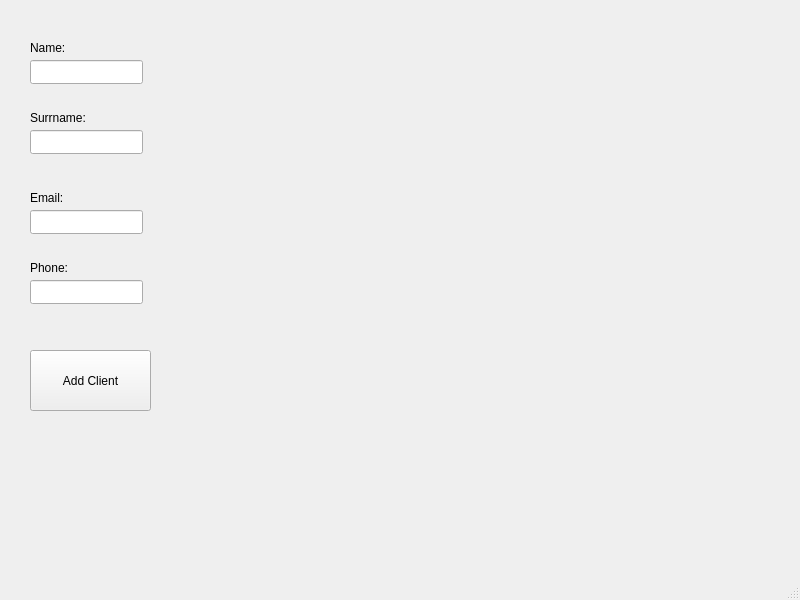
This is addclient.ui in sluchson/Projekt-Studia-HotelSystem as Qt 5 draws it before an edit. The edited form follows.
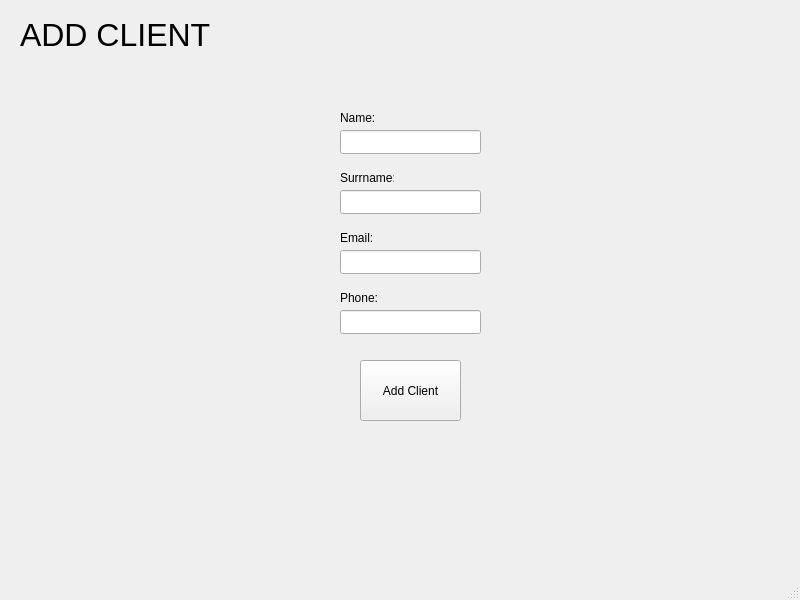
This is the edited form.

The edit to the form file:
```diff
--- a/addclient.ui
+++ b/addclient.ui
@@ -14,110 +14,140 @@
    <string>Add Client</string>
   </property>
   <widget class="QWidget" name="centralwidget">
-   <widget class="QLineEdit" name="firstNameEdit">
+   <widget class="QLabel" name="labelClients">
     <property name="geometry">
      <rect>
-      <x>30</x>
-      <y>60</y>
-      <width>113</width>
-      <height>24</height>
+      <x>20</x>
+      <y>10</y>
+      <width>202</width>
+      <height>49</height>
      </rect>
     </property>
-   </widget>
-   <widget class="QLineEdit" name="lastNameEdit">
-    <property name="geometry">
-     <rect>
-      <x>30</x>
-      <y>130</y>
-      <width>113</width>
-      <height>24</height>
-     </rect>
-    </property>
-   </widget>
-   <widget class="QLineEdit" name="emailEdit">
-    <property name="geometry">
-     <rect>
-      <x>30</x>
-      <y>210</y>
-      <width>113</width>
-      <height>24</height>
-     </rect>
-    </property>
-   </widget>
-   <widget class="QLineEdit" name="phoneEdit">
-    <property name="geometry">
-     <rect>
-      <x>30</x>
-      <y>280</y>
-      <width>113</width>
-      <height>24</height>
-     </rect>
-    </property>
-   </widget>
-   <widget class="QPushButton" name="addButton">
-    <property name="geometry">
-     <rect>
-      <x>30</x>
-      <y>350</y>
-      <width>121</width>
-      <height>61</height>
-     </rect>
+    <property name="font">
+     <font>
+      <pointsize>24</pointsize>
+     </font>
     </property>
     <property name="text">
-     <string>Add Client</string>
+     <string>ADD CLIENT</string>
     </property>
    </widget>
    <widget class="QLabel" name="label">
     <property name="geometry">
      <rect>
-      <x>30</x>
-      <y>40</y>
-      <width>49</width>
+      <x>340</x>
+      <y>110</y>
+      <width>35</width>
       <height>16</height>
      </rect>
     </property>
     <property name="text">
      <string>Name:</string>
     </property>
+    <property name="buddy">
+     <cstring>firstNameEdit</cstring>
+    </property>
    </widget>
    <widget class="QLabel" name="label_2">
     <property name="geometry">
      <rect>
-      <x>30</x>
-      <y>110</y>
-      <width>71</width>
+      <x>340</x>
+      <y>170</y>
+      <width>54</width>
       <height>16</height>
      </rect>
     </property>
     <property name="text">
      <string>Surrname:</string>
     </property>
+    <property name="buddy">
+     <cstring>lastNameEdit</cstring>
+    </property>
    </widget>
-   <widget class="QLabel" name="label_3">
+   <widget class="QLineEdit" name="lastNameEdit">
     <property name="geometry">
      <rect>
-      <x>30</x>
+      <x>340</x>
       <y>190</y>
-      <width>71</width>
+      <width>141</width>
+      <height>24</height>
+     </rect>
+    </property>
+   </widget>
+   <widget class="QLabel" name="label_3">
+    <property name="geometry">
+     <rect>
+      <x>340</x>
+      <y>230</y>
+      <width>32</width>
       <height>16</height>
      </rect>
     </property>
     <property name="text">
      <string>Email:</string>
     </property>
+    <property name="buddy">
+     <cstring>emailEdit</cstring>
+    </property>
+   </widget>
+   <widget class="QLineEdit" name="emailEdit">
+    <property name="geometry">
+     <rect>
+      <x>340</x>
+      <y>250</y>
+      <width>141</width>
+      <height>24</height>
+     </rect>
+    </property>
    </widget>
    <widget class="QLabel" name="label_4">
     <property name="geometry">
      <rect>
-      <x>30</x>
-      <y>260</y>
-      <width>71</width>
+      <x>340</x>
+      <y>290</y>
+      <width>37</width>
       <height>16</height>
      </rect>
     </property>
     <property name="text">
      <string>Phone:</string>
     </property>
+    <property name="buddy">
+     <cstring>phoneEdit</cstring>
+    </property>
+   </widget>
+   <widget class="QLineEdit" name="phoneEdit">
+    <property name="geometry">
+     <rect>
+      <x>340</x>
+      <y>310</y>
+      <width>141</width>
+      <height>24</height>
+     </rect>
+    </property>
+   </widget>
+   <widget class="QPushButton" name="addButton">
+    <property name="geometry">
+     <rect>
+      <x>360</x>
+      <y>360</y>
+      <width>101</width>
+      <height>61</height>
+     </rect>
+    </property>
+    <property name="text">
+     <string>Add Client</string>
+    </property>
+   </widget>
+   <widget class="QLineEdit" name="firstNameEdit">
+    <property name="geometry">
+     <rect>
+      <x>340</x>
+      <y>130</y>
+      <width>141</width>
+      <height>24</height>
+     </rect>
+    </property>
    </widget>
   </widget>
   <widget class="QMenuBar" name="menubar">
@@ -126,7 +156,7 @@
      <x>0</x>
      <y>0</y>
      <width>800</width>
-     <height>25</height>
+     <height>21</height>
     </rect>
    </property>
   </widget>
```
